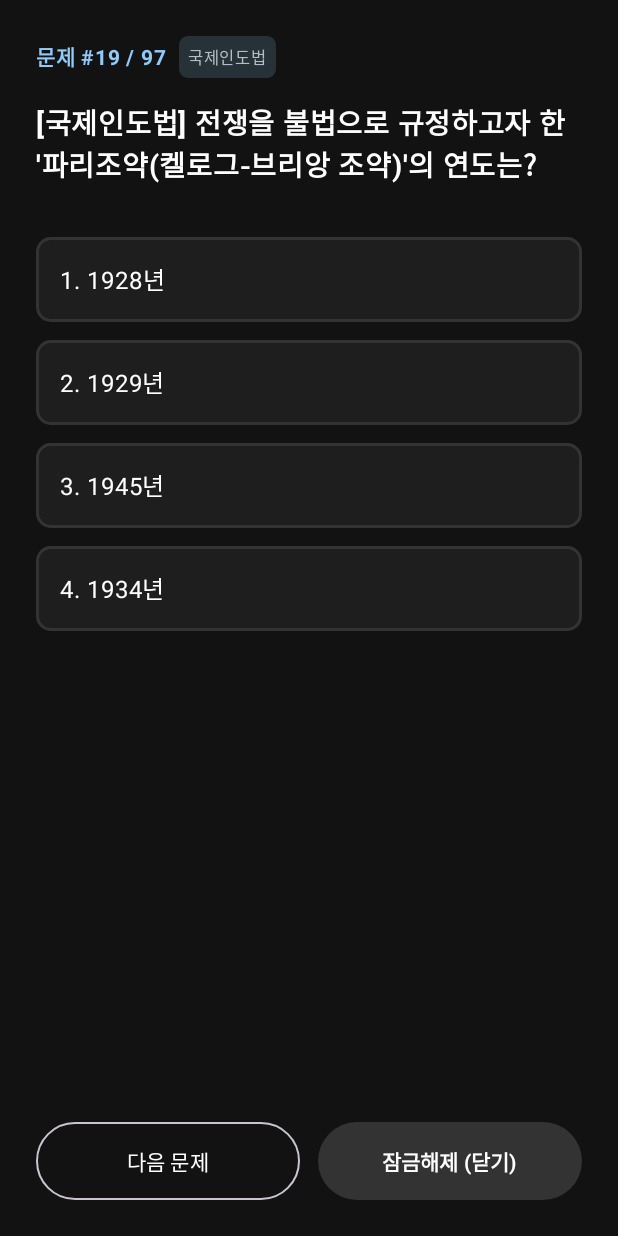
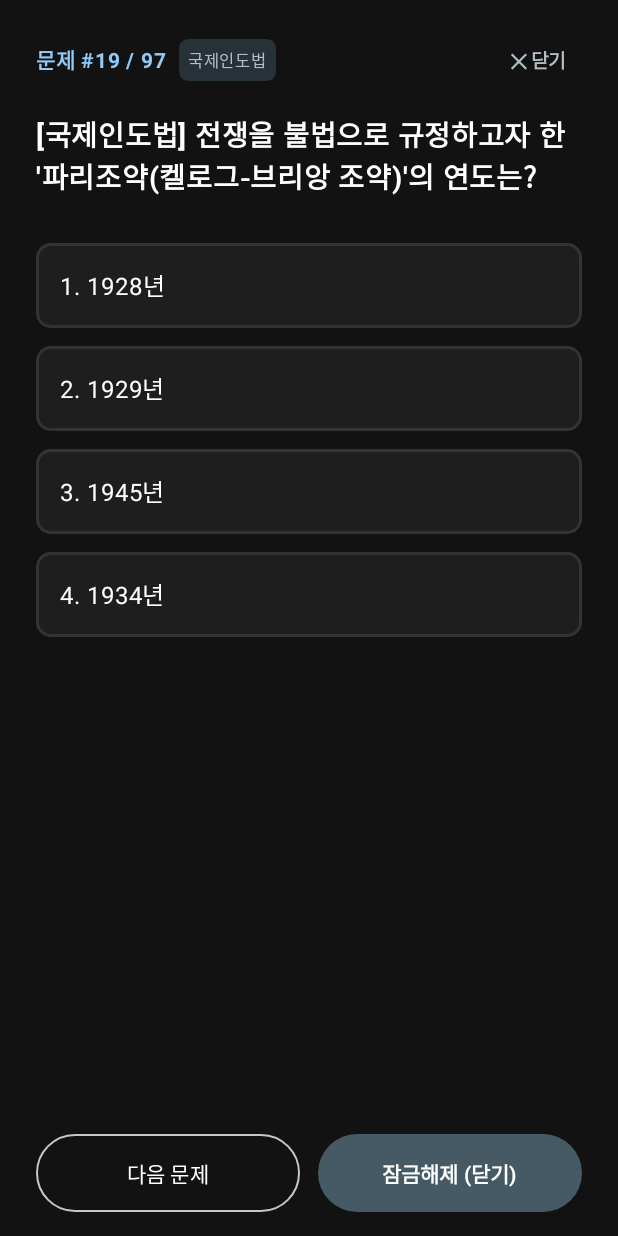
Before and after one commit to zkdlcl/lockscreen-quiz, an Android app built with Jetpack Compose: the QuizActivity screen opened directly, with no data from a screen before it, on a phone screen of 412 x 824 dp. Run offline under Robolectric (Android 15) with nearby library versions, the phone set to English and light mode, and no system bars.

Commit message:
Fix unlock/close button to always work and pin bottom action bar

```diff
--- a/app/src/main/java/com/example/lockscreenquiz/QuizActivity.kt
+++ b/app/src/main/java/com/example/lockscreenquiz/QuizActivity.kt
@@ -1,5 +1,7 @@
 package com.example.lockscreenquiz
 
+import android.app.KeyguardManager
+import android.content.Intent
 import android.os.Build
 import android.os.Bundle
 import android.view.WindowManager
@@ -23,6 +25,7 @@ import androidx.compose.ui.unit.sp
 
 class QuizActivity : ComponentActivity() {
     private lateinit var repository: QuizRepository
+    private var newQuestionTrigger by mutableStateOf(0)
 
     override fun onCreate(savedInstanceState: Bundle?) {
         super.onCreate(savedInstanceState)
@@ -33,10 +36,17 @@ class QuizActivity : ComponentActivity() {
             MaterialTheme {
                 QuizScreen(
                     repository = repository,
-                    onUnlock = { finish() }
+                    triggerKey = newQuestionTrigger,
+                    onUnlock = { unlockAndClose() }
                 )
             }
         }
+    }
+
+    override fun onNewIntent(intent: Intent) {
+        super.onNewIntent(intent)
+        setIntent(intent)
+        newQuestionTrigger++
     }
 
     private fun setupLockScreenFlags() {
@@ -51,17 +61,45 @@ class QuizActivity : ComponentActivity() {
             )
         }
     }
+
+    private fun unlockAndClose() {
+        try {
+            if (Build.VERSION.SDK_INT >= Build.VERSION_CODES.O) {
+                val km = getSystemService(KeyguardManager::class.java)
+                if (km != null && km.isKeyguardLocked) {
+                    km.requestDismissKeyguard(this, null)
+                }
+            }
+        } catch (_: Exception) {
+        }
+        if (Build.VERSION.SDK_INT >= Build.VERSION_CODES.LOLLIPOP) {
+            finishAndRemoveTask()
+        } else {
+            finish()
+        }
+    }
 }
 
 @Composable
-fun QuizScreen(repository: QuizRepository, onUnlock: () -> Unit) {
-    var currentQuestion by remember { mutableStateOf(repository.getNextQuestion()) }
-    var selectedOption by remember { mutableStateOf<Int?>(null) }
-    var isSubmitted by remember { mutableStateOf(false) }
+fun QuizScreen(
+    repository: QuizRepository,
+    triggerKey: Int = 0,
+    onUnlock: () -> Unit
+) {
+    var currentQuestion by remember(triggerKey) { mutableStateOf(repository.getNextQuestion()) }
+    var selectedOption by remember(triggerKey) { mutableStateOf<Int?>(null) }
+    var isSubmitted by remember(triggerKey) { mutableStateOf(false) }
+    val scrollState = rememberScrollState()
 
     val question = currentQuestion
     if (question == null) {
-        Box(modifier = Modifier.fillMaxSize().background(Color(0xFF121212)), contentAlignment = Alignment.Center) {
+        Box(
+            modifier = Modifier
+                .fillMaxSize()
+                .background(Color(0xFF121212))
+                .systemBarsPadding(),
+            contentAlignment = Alignment.Center
+        ) {
             Button(onClick = onUnlock) { Text("문제 데이터가 없습니다. 닫기") }
         }
         return
@@ -74,12 +112,10 @@ fun QuizScreen(repository: QuizRepository, onUnlock: () -> Unit) {
         modifier = Modifier
             .fillMaxSize()
             .background(Color(0xFF121212))
-            .padding(24.dp)
-            .verticalScroll(rememberScrollState()),
-        verticalArrangement = Arrangement.SpaceBetween
+            .systemBarsPadding()
+            .padding(horizontal = 24.dp, vertical = 16.dp)
     ) {
-        Column {
-            // 상단 배지 영역
+        // 상단 고정 헤더 영역 (문제 번호, 배지, 우측 상단 즉시 닫기 버튼)
         Row(
             modifier = Modifier.fillMaxWidth(),
             horizontalArrangement = Arrangement.SpaceBetween,
@@ -126,18 +162,41 @@ fun QuizScreen(repository: QuizRepository, onUnlock: () -> Unit) {
                 }
             }
 
+            Row(
+                verticalAlignment = Alignment.CenterVertically,
+                horizontalArrangement = Arrangement.spacedBy(8.dp)
+            ) {
                 if (wrongCount > 0) {
                     Text(
-                        text = "누적 오답: ${wrongCount}회",
+                        text = "오답 ${wrongCount}회",
                         color = Color(0xFFEF9A9A),
-                        fontSize = 13.sp,
+                        fontSize = 12.sp,
                         fontWeight = FontWeight.SemiBold
                     )
                 }
+                TextButton(
+                    onClick = onUnlock,
+                    contentPadding = PaddingValues(horizontal = 8.dp, vertical = 4.dp)
+                ) {
+                    Text(
+                        text = "✕ 닫기",
+                        color = Color(0xFFB0BEC5),
+                        fontSize = 13.sp,
+                        fontWeight = FontWeight.Bold
+                    )
+                }
+            }
         }
 
-            Spacer(modifier = Modifier.height(16.dp))
+        Spacer(modifier = Modifier.height(12.dp))
 
+        // 중앙 스크롤 영역 (문제 지문 + 보기 + 해설)
+        Column(
+            modifier = Modifier
+                .weight(1f)
+                .fillMaxWidth()
+                .verticalScroll(scrollState)
+        ) {
             // 문제 지문
             Text(
                 text = question.question,
@@ -147,7 +206,7 @@ fun QuizScreen(repository: QuizRepository, onUnlock: () -> Unit) {
                 lineHeight = 28.sp
             )
 
-            Spacer(modifier = Modifier.height(28.dp))
+            Spacer(modifier = Modifier.height(24.dp))
 
             // 객관식 보기 목록
             question.options.forEachIndexed { index, optionText ->
@@ -192,7 +251,7 @@ fun QuizScreen(repository: QuizRepository, onUnlock: () -> Unit) {
 
             // 해설 영역 (보기 선택 즉시 노출)
             if (isSubmitted) {
-                Spacer(modifier = Modifier.height(20.dp))
+                Spacer(modifier = Modifier.height(16.dp))
                 val isUserCorrect = selectedOption == question.answer
                 Card(
                     colors = CardDefaults.cardColors(containerColor = Color(0xFF263238)),
@@ -223,11 +282,13 @@ fun QuizScreen(repository: QuizRepository, onUnlock: () -> Unit) {
                     }
                 }
             }
+
+            Spacer(modifier = Modifier.height(12.dp))
         }
 
-        Spacer(modifier = Modifier.height(24.dp))
+        Spacer(modifier = Modifier.height(12.dp))
 
-        // 하단 액션 버튼 영역
+        // 하단 고정 액션 버튼 영역 (스크롤 영역 바깥에 고정 배치 & 언제든 닫기 가능)
         Row(
             modifier = Modifier.fillMaxWidth(),
             horizontalArrangement = Arrangement.spacedBy(12.dp)
@@ -245,10 +306,9 @@ fun QuizScreen(repository: QuizRepository, onUnlock: () -> Unit) {
 
             Button(
                 onClick = onUnlock,
-                enabled = isSubmitted, // 문제를 풀어야만 잠금화면 닫기 활성화 (강제 학습 모드)
+                enabled = true, // 문제를 풀지 않아도 급할 때 언제든 즉시 닫을 수 있도록 상시 활성화
                 colors = ButtonDefaults.buttonColors(
-                    containerColor = Color(0xFF1976D2),
-                    disabledContainerColor = Color(0xFF333333)
+                    containerColor = if (isSubmitted) Color(0xFF1976D2) else Color(0xFF455A64)
                 ),
                 modifier = Modifier.weight(1f).height(52.dp)
             ) {
--- a/app/src/main/java/com/example/lockscreenquiz/ScreenReceiver.kt
+++ b/app/src/main/java/com/example/lockscreenquiz/ScreenReceiver.kt
@@ -6,7 +6,7 @@ import android.content.Intent
 
 class ScreenReceiver : BroadcastReceiver() {
     override fun onReceive(context: Context, intent: Intent) {
-        if (intent.action == Intent.ACTION_SCREEN_OFF || intent.action == Intent.ACTION_SCREEN_ON) {
+        if (intent.action == Intent.ACTION_SCREEN_ON) {
             val quizIntent = Intent(context, QuizActivity::class.java).apply {
                 addFlags(Intent.FLAG_ACTIVITY_NEW_TASK)
                 addFlags(Intent.FLAG_ACTIVITY_SINGLE_TOP)
```
Lines whose indentation alone changed are shown as unchanged.
